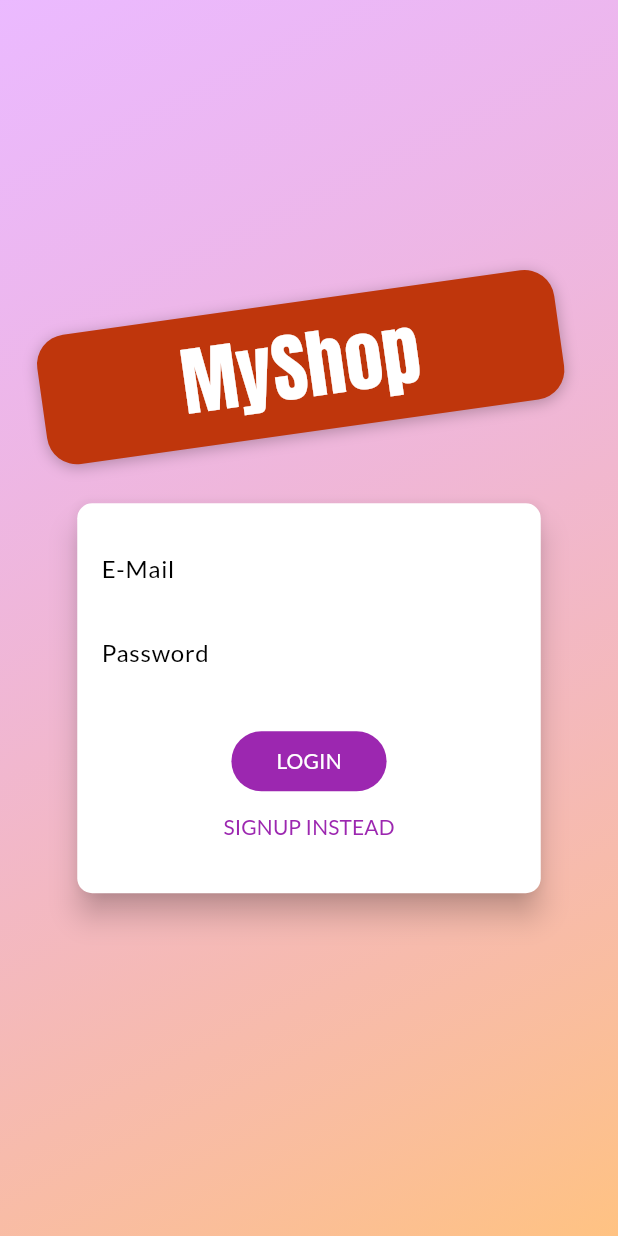
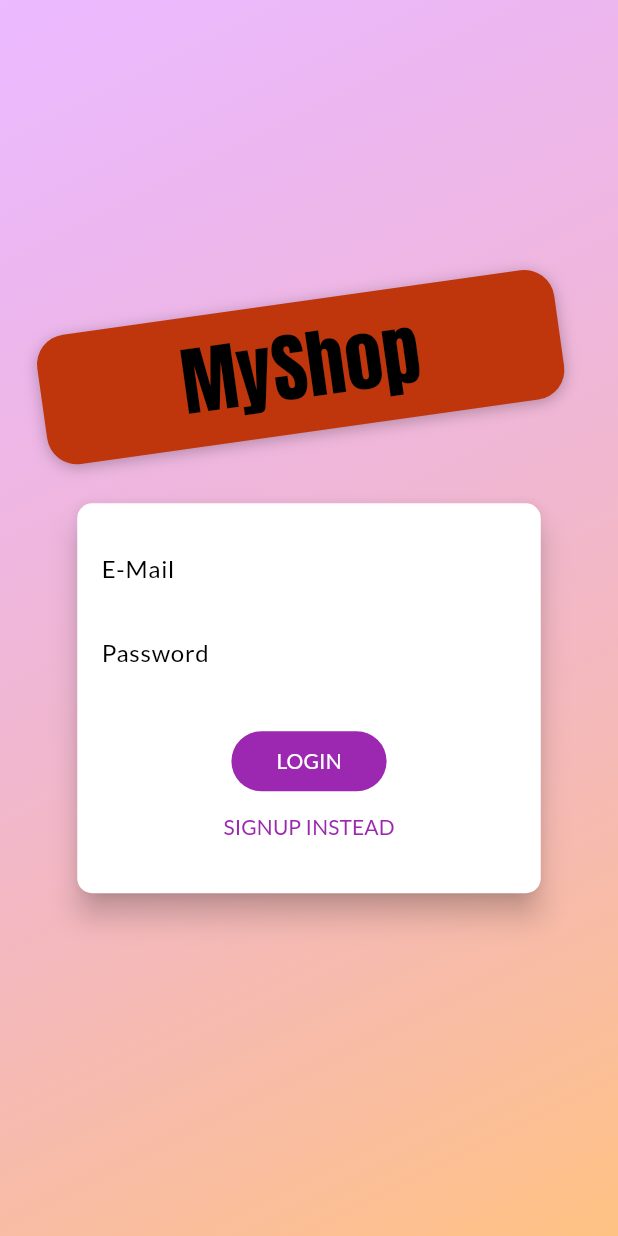
Before and after one commit to AnkitKathale/Shop-App, a Flutter app: the screen it shows after launch, on a phone screen of 412 x 824 dp. Run offline on Flutter 3.47's test engine with Material 3 defaults, Android fonts, the phone set to English and light mode, and no system bars; our stand-ins replace flutter_dotenv, shared_preferences.

Commit message:
error fixing by navneet

```diff
--- a/lib/screens/auth_screen.dart
+++ b/lib/screens/auth_screen.dart
@@ -61,10 +61,7 @@ class AuthScreen extends StatelessWidget {
                       child: Text(
                         'MyShop',
                         style: TextStyle(
-                          color: Theme.of(context)
-                              .accentTextTheme
-                              .headline6!
-                              .color,
+                          color: Theme.of(context).textTheme.titleLarge!.color,
                           fontSize: 50,
                           fontFamily: 'Anton',
                           fontWeight: FontWeight.normal,
@@ -256,7 +253,7 @@ class _AuthCardState extends State<AuthCard> {
                         Theme.of(context).colorScheme.primary,
                       ),
                       foregroundColor: MaterialStateProperty.all(
-                          Theme.of(context).primaryTextTheme.button!.color),
+                          Theme.of(context).primaryTextTheme.labelLarge!.color),
                     ),
 
                     // color: Theme.of(context).primaryColor,
--- a/lib/screens/cart_screen.dart
+++ b/lib/screens/cart_screen.dart
@@ -33,7 +33,7 @@ class CartScreen extends StatelessWidget {
                         style: TextStyle(
                           color: Theme.of(context)
                               .primaryTextTheme
-                              .headline6!
+                              .titleLarge!
                               .color,
                         )),
                     backgroundColor: Theme.of(context).colorScheme.primary,
--- a/lib/screens/product_overview_screen.dart
+++ b/lib/screens/product_overview_screen.dart
@@ -3,7 +3,7 @@ import 'package:shop_app/providers/cart.dart';
 import 'package:shop_app/providers/products.dart';
 import 'package:shop_app/screens/cart_screen.dart';
 import 'package:shop_app/widgets/app_drawer.dart';
-import 'package:shop_app/widgets/badge.dart';
+import 'package:shop_app/widgets/badge.dart' as badge;
 import 'package:shop_app/widgets/products_grid.dart';
 import 'package:provider/provider.dart';
 
@@ -87,7 +87,7 @@ class _ProductsOverviewScreenState extends State<ProductsOverviewScreen> {
                       Icons.shopping_cart,
                       color: Colors.white,
                     )),
-                value: cartContainer.itemCount.toString())
+                label: Text(cartContainer.itemCount.toString()))
           ],
         ),
         body: FutureBuilder(
--- a/lib/widgets/cart_item.dart
+++ b/lib/widgets/cart_item.dart
@@ -23,7 +23,7 @@ class CartItem extends StatelessWidget {
       background: Container(
         margin: EdgeInsets.symmetric(horizontal: 10, vertical: 4),
         padding: EdgeInsets.only(right: 20),
-        color: Theme.of(context).errorColor,
+        color: Theme.of(context).colorScheme.error,
         child: Icon(
           Icons.delete,
           size: 40,
@@ -65,7 +65,7 @@ class CartItem extends StatelessWidget {
             leading: CircleAvatar(
                 backgroundColor: Theme.of(context).colorScheme.primary,
                 foregroundColor:
-                    Theme.of(context).primaryTextTheme.headline6!.color,
+                    Theme.of(context).primaryTextTheme.titleLarge!.color,
                 child: FittedBox(
                     child: Padding(
                   padding: const EdgeInsets.all(5.0),
--- a/lib/widgets/user_product_item.dart
+++ b/lib/widgets/user_product_item.dart
@@ -43,7 +43,7 @@ class UserProductItem extends StatelessWidget {
                 }
               },
               icon: Icon(Icons.delete),
-              color: Theme.of(context).errorColor,
+              color: Theme.of(context).colorScheme.error,
             )
           ],
         ),
```
Also changed, not shown: pubspec.lock, 2 other files.
